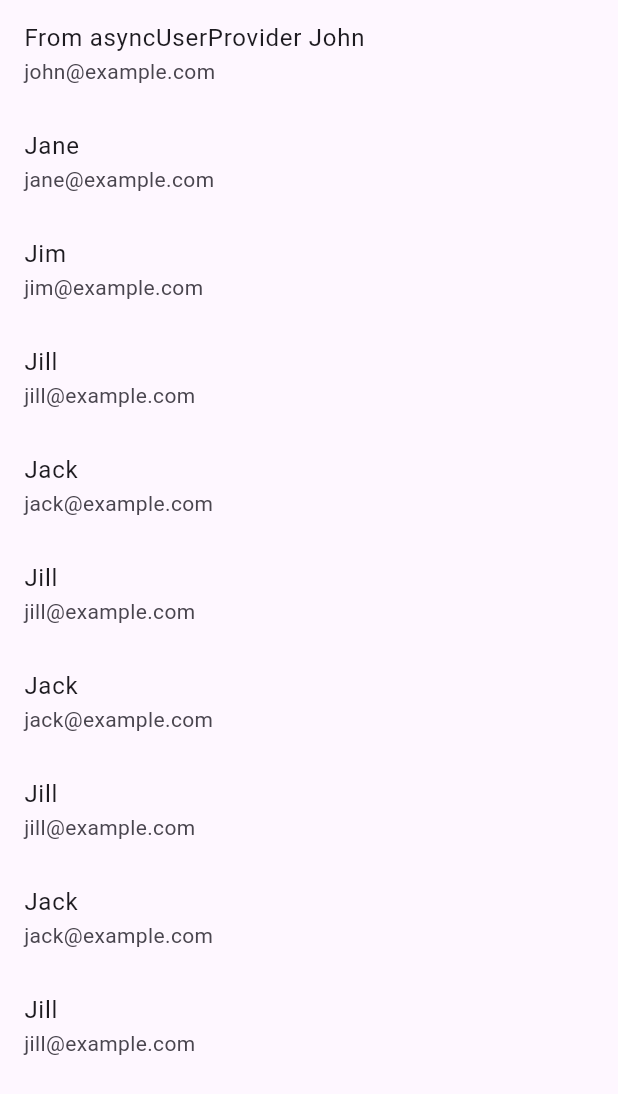
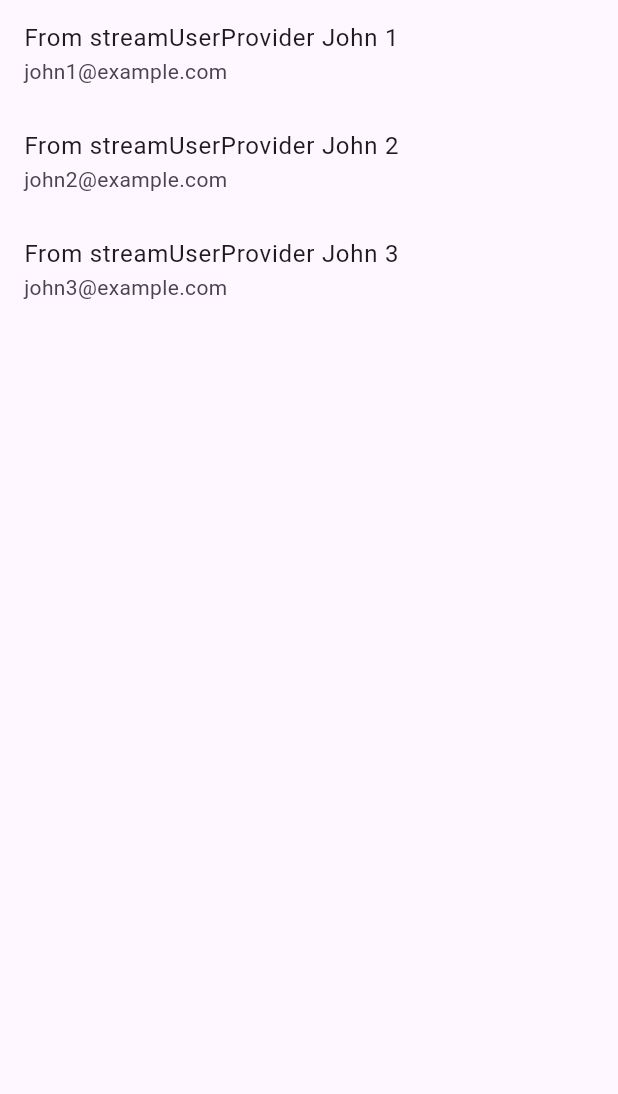
Before and after one commit to backas36/riverpod_learning, a Flutter app: the screen it shows after launch, on a phone screen of 412 x 824 dp. Shown: the top 1094 px of the screen. Run offline on Flutter 3.47's test engine with Material 3 defaults, Android fonts, the phone set to English and light mode, and no system bars; our stand-ins replace flutter_riverpod, freezed_annotation, riverpod_annotation; generated files the repository leaves out were written again.

Commit message:
[StreamProvider] leanring stream provider, async*, yield

```diff
--- a/lib/main.dart
+++ b/lib/main.dart
@@ -5,6 +5,7 @@ import 'package:riverpod_learning/screen/user_screen.dart';
 import 'screen/add_user_screen.dart';
 import 'screen/counter_screen.dart';
 import 'screen/future_user_screen.dart';
+import 'screen/stream_user_screen.dart';
 import 'screen/user_list_screen.dart';
 
 void main() {
@@ -22,13 +23,14 @@ class MyApp extends StatelessWidget {
       theme: ThemeData(
         colorScheme: ColorScheme.fromSeed(seedColor: Colors.deepPurple),
       ),
-      initialRoute: '/future_user',
+      initialRoute: '/stream_user',
       routes: {
         '/counter': (context) => const CounterScreen(),
         '/user': (context) => const UserScreen(),
         '/user_list': (context) => const UserListScreen(),
         '/add_user': (context) => const AddUserScreen(),
         '/future_user': (context) => const FutureUserScreen(),
+        '/stream_user': (context) => const StreamUserScreen(),
       },
     );
   }
--- /dev/null
+++ b/lib/providers/stream_user_provider.dart
@@ -0,0 +1,40 @@
+import 'package:flutter_riverpod/flutter_riverpod.dart';
+import 'package:riverpod_annotation/riverpod_annotation.dart';
+
+import '../model/user.dart';
+
+part 'stream_user_provider.g.dart';
+
+@riverpod
+Stream<List<User>> userStream(Ref ref) async* {
+  int count = 1;
+  while (count < 21) {
+    await Future.delayed(const Duration(seconds: 2));
+    yield [
+      User(
+        id: count,
+        username: 'From userStream John $count',
+        age: 18 + count,
+        email: 'john$count@example.com',
+      ),
+    ];
+    count++;
+  }
+}
+
+final streamUserProvider = StreamProvider<List<User>>((ref) async* {
+  int count = 1;
+  while (count < 21) {
+    //await Future.error('Error from streamUserProvider');
+    await Future.delayed(const Duration(seconds: 2));
+    yield [
+      User(
+        id: count,
+        username: 'From streamUserProvider John $count',
+        age: 18 + count,
+        email: 'john$count@example.com',
+      ),
+    ];
+    count++;
+  }
+});
--- /dev/null
+++ b/lib/screen/stream_user_screen.dart
@@ -0,0 +1,40 @@
+import 'package:flutter_riverpod/flutter_riverpod.dart';
+import 'package:flutter/material.dart';
+
+import '../model/user.dart';
+import '../providers/stream_user_provider.dart';
+
+class StreamUserScreen extends ConsumerStatefulWidget {
+  const StreamUserScreen({super.key});
+
+  @override
+  ConsumerState<StreamUserScreen> createState() => _StreamUserScreenState();
+}
+
+class _StreamUserScreenState extends ConsumerState<StreamUserScreen> {
+  List<User> usersList = [];
+  @override
+  Widget build(BuildContext context) {
+    final users = ref.watch(streamUserProvider);
+    //final users = ref.watch(userStreamProvider);
+    return Scaffold(
+      body: users.when(
+        loading: () => const Center(child: CircularProgressIndicator()),
+        data: (data) {
+          usersList.addAll(data);
+          return ListView.builder(
+            itemCount: usersList.length,
+            itemBuilder: (context, index) {
+              final user = usersList[index];
+              return ListTile(
+                title: Text(user.username),
+                subtitle: Text(user.email),
+              );
+            },
+          );
+        },
+        error: (error, stack) => Center(child: Text(error.toString())),
+      ),
+    );
+  }
+}
```
Also changed, not shown: lib/providers/stream_user_provider.g.dart (added).
